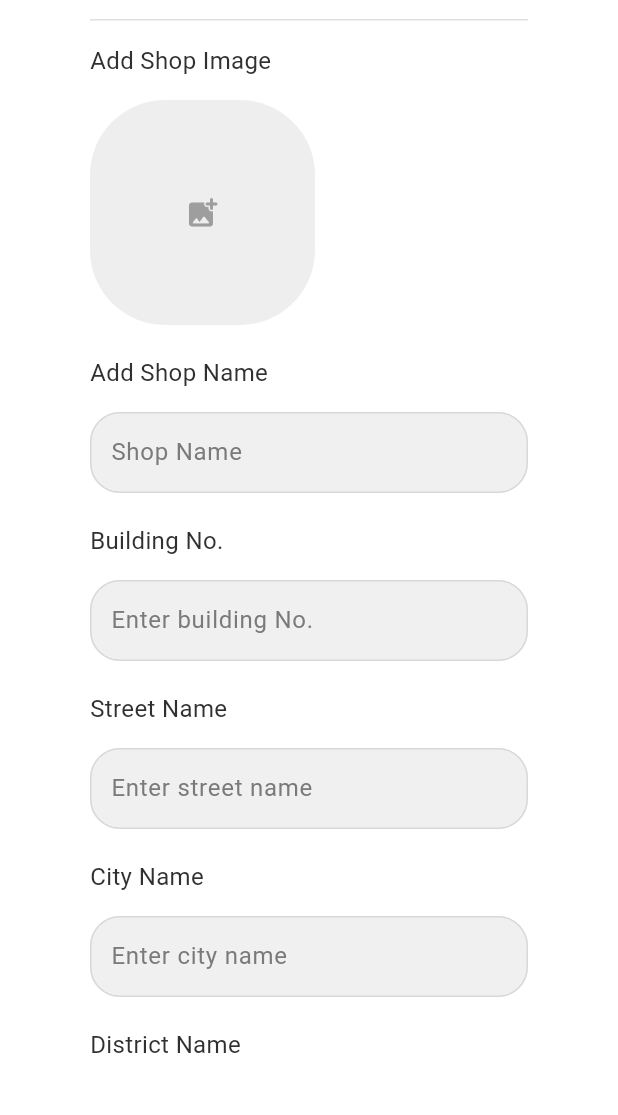
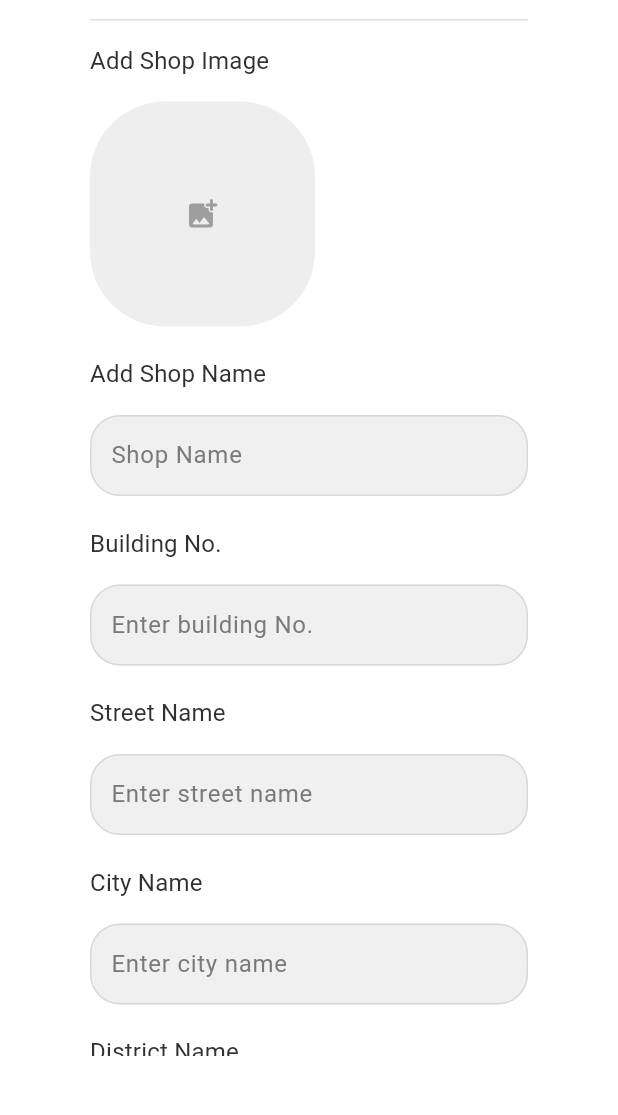
Before and after one commit to MUHAAD-VP/PICK_N_PAY_admin, a Flutter app: the AddShop widget shown alone on an empty page, opened directly, on a phone screen of 412 x 824 dp, the part 107-1222 px from its top. Run offline on Flutter 3.47's test engine with Material 3 defaults, Android fonts, the phone set to English and light mode, and no system bars; our stand-ins replace bloc, data_table_2, file_picker, flutter_bloc, logger, supabase_flutter; accounts and stored records are empty; network calls fail; Roboto replaces fonts that are missing (GeneralSans).

Commit message:
Some Changes

```diff
--- a/lib/features/Dashboard/dashboard_screen.dart
+++ b/lib/features/Dashboard/dashboard_screen.dart
@@ -21,7 +21,7 @@ class DashboardScreen extends StatelessWidget {
               DashboardItem(
                   label: 'Total Revenue',
                   value: '45',
-                  iconData: Icons.attach_money_outlined),
+                  iconData: Icons.currency_rupee),
               DashboardItem(
                   label: 'Total Category',
                   value: '45',
--- a/lib/features/Order_screen/order_detail_screen.dart
+++ b/lib/features/Order_screen/order_detail_screen.dart
@@ -105,9 +105,9 @@ class OrderDetailScreen extends StatelessWidget {
                             color: Colors.black54, fontWeight: FontWeight.bold),
                       ),
                       subtitle: Text(
-                          'Count: ${item['count']} | Price: \$${item['price']}'),
+                          'Count: ${item['count']} | Price: ₹${item['price']}'),
                       trailing: Text(
-                        'Total: \$${itemTotal.toStringAsFixed(2)}',
+                        'Total: ₹${itemTotal.toStringAsFixed(2)}',
                         style: Theme.of(context).textTheme.bodyLarge!.copyWith(
                             color: Colors.black87, fontWeight: FontWeight.bold),
                       ),
@@ -120,7 +120,7 @@ class OrderDetailScreen extends StatelessWidget {
             Align(
               alignment: Alignment.centerRight,
               child: Text(
-                'Total Amount: \$${totalPrice.toStringAsFixed(2)}',
+                'Total Amount: ₹${totalPrice.toStringAsFixed(2)}',
                 style: Theme.of(context)
                     .textTheme
                     .bodyLarge!
--- a/lib/features/login/login_screeen.dart
+++ b/lib/features/login/login_screeen.dart
@@ -71,7 +71,7 @@ class _LoginScreenState extends State<LoginScreen> {
                 width: 400,
                 height: 500,
                 decoration: BoxDecoration(
-                  color: Colors.white,
+                  color: Colors.grey[200],
                   borderRadius: BorderRadius.circular(30),
                 ),
                 child: Padding(
--- a/lib/features/shop/add_shop.dart
+++ b/lib/features/shop/add_shop.dart
@@ -19,18 +19,24 @@ class AddShop extends StatelessWidget {
   final TextEditingController _phoneNoController = TextEditingController();
   final TextEditingController _emailController = TextEditingController();
   final TextEditingController _locationController = TextEditingController();
+  final GlobalKey<FormState> _formKey = GlobalKey<FormState>();
   @override
   Widget build(BuildContext context) {
     return CustomAlertDialog(
       title: 'Add Shop',
       content: Flexible(
         child: SingleChildScrollView(
+          child: Form(
+            key: _formKey,
             child: Column(
               crossAxisAlignment: CrossAxisAlignment.start,
               children: [
-              const Text(
+                Text(
                   'Add Shop Image',
-                style: TextStyle(fontSize: 16, fontWeight: FontWeight.normal),
+                  style: Theme.of(context)
+                      .textTheme
+                      .titleMedium!
+                      .copyWith(fontWeight: FontWeight.normal),
                 ),
                 const SizedBox(
                   height: 15,
@@ -43,9 +49,12 @@ class AddShop extends StatelessWidget {
                 const SizedBox(
                   height: 20,
                 ),
-              const Text(
+                Text(
                   'Add Shop Name',
-                style: TextStyle(fontSize: 16, fontWeight: FontWeight.normal),
+                  style: Theme.of(context)
+                      .textTheme
+                      .titleMedium!
+                      .copyWith(fontWeight: FontWeight.normal),
                 ),
                 const SizedBox(
                   height: 15,
@@ -58,9 +67,12 @@ class AddShop extends StatelessWidget {
                 const SizedBox(
                   height: 20,
                 ),
-              const Text(
+                Text(
                   'Building No.',
-                style: TextStyle(fontSize: 16, fontWeight: FontWeight.normal),
+                  style: Theme.of(context)
+                      .textTheme
+                      .titleMedium!
+                      .copyWith(fontWeight: FontWeight.normal),
                 ),
                 const SizedBox(
                   height: 15,
@@ -74,9 +86,12 @@ class AddShop extends StatelessWidget {
                 const SizedBox(
                   height: 20,
                 ),
-              const Text(
+                Text(
                   'Street Name',
-                style: TextStyle(fontSize: 16, fontWeight: FontWeight.normal),
+                  style: Theme.of(context)
+                      .textTheme
+                      .titleMedium!
+                      .copyWith(fontWeight: FontWeight.normal),
                 ),
                 const SizedBox(
                   height: 15,
@@ -90,9 +105,12 @@ class AddShop extends StatelessWidget {
                 const SizedBox(
                   height: 20,
                 ),
-              const Text(
+                Text(
                   'City Name',
-                style: TextStyle(fontSize: 16, fontWeight: FontWeight.normal),
+                  style: Theme.of(context)
+                      .textTheme
+                      .titleMedium!
+                      .copyWith(fontWeight: FontWeight.normal),
                 ),
                 const SizedBox(
                   height: 15,
@@ -107,9 +125,12 @@ class AddShop extends StatelessWidget {
                 const SizedBox(
                   height: 20,
                 ),
-              const Text(
+                Text(
                   'District Name',
-                style: TextStyle(fontSize: 16, fontWeight: FontWeight.normal),
+                  style: Theme.of(context)
+                      .textTheme
+                      .titleMedium!
+                      .copyWith(fontWeight: FontWeight.normal),
                 ),
                 const SizedBox(
                   height: 15,
@@ -124,9 +145,12 @@ class AddShop extends StatelessWidget {
                 const SizedBox(
                   height: 20,
                 ),
-              const Text(
+                Text(
                   'State Name',
-                style: TextStyle(fontSize: 16, fontWeight: FontWeight.normal),
+                  style: Theme.of(context)
+                      .textTheme
+                      .titleMedium!
+                      .copyWith(fontWeight: FontWeight.normal),
                 ),
                 const SizedBox(
                   height: 15,
@@ -141,9 +165,12 @@ class AddShop extends StatelessWidget {
                 const SizedBox(
                   height: 20,
                 ),
-              const Text(
+                Text(
                   'Pincode',
-                style: TextStyle(fontSize: 16, fontWeight: FontWeight.normal),
+                  style: Theme.of(context)
+                      .textTheme
+                      .titleMedium!
+                      .copyWith(fontWeight: FontWeight.normal),
                 ),
                 const SizedBox(
                   height: 15,
@@ -157,9 +184,12 @@ class AddShop extends StatelessWidget {
                 const SizedBox(
                   height: 20,
                 ),
-              const Text(
+                Text(
                   'Phone Number',
-                style: TextStyle(fontSize: 16, fontWeight: FontWeight.normal),
+                  style: Theme.of(context)
+                      .textTheme
+                      .titleMedium!
+                      .copyWith(fontWeight: FontWeight.normal),
                 ),
                 const SizedBox(
                   height: 15,
@@ -174,9 +204,12 @@ class AddShop extends StatelessWidget {
                 const SizedBox(
                   height: 20,
                 ),
-              const Text(
+                Text(
                   'Email',
-                style: TextStyle(fontSize: 16, fontWeight: FontWeight.normal),
+                  style: Theme.of(context)
+                      .textTheme
+                      .titleMedium!
+                      .copyWith(fontWeight: FontWeight.normal),
                 ),
                 const SizedBox(
                   height: 15,
@@ -191,9 +224,12 @@ class AddShop extends StatelessWidget {
                 const SizedBox(
                   height: 20,
                 ),
-              const Text(
+                Text(
                   'Location',
-                style: TextStyle(fontSize: 16, fontWeight: FontWeight.normal),
+                  style: Theme.of(context)
+                      .textTheme
+                      .titleMedium!
+                      .copyWith(fontWeight: FontWeight.normal),
                 ),
                 const SizedBox(
                   height: 15,
@@ -215,6 +251,7 @@ class AddShop extends StatelessWidget {
             ),
           ),
         ),
+      ),
     );
   }
 }
--- a/lib/theme/app_theme.dart
+++ b/lib/theme/app_theme.dart
@@ -11,8 +11,8 @@ const Color cardBorderColor = Color(0xFFD8D8D8);
 const Color cardFocusBorderColor = Color.fromARGB(255, 203, 203, 203);
 const Color iconColor = Color(0xFF566273);
 // Primary color (Blue): Used for key interactive elements like buttons, links, and selected states
-const Color primaryColor = Color(0xFF4EB429);
-const Color secondaryColor = Color(0xFFFF7C09);
+const Color primaryColor = Color(0xFFff7c09);
+const Color secondaryColor = Color(0xFF4EB429);
 
 // Tertiary color (Gray): Used for less important UI elements like disabled states or subtle details
 const tertiaryColor = Color(0xFFF0F0F0);
```
Also changed, not shown: lib/common_widget/custom_view_button.dart (added, +30 -0 lines), lib/features/Order_screen/order_screen.dart (+8 -23 lines), lib/features/category/add_category.dart (+10 -4 lines), lib/features/category/category_card.dart (+4 -4 lines), lib/features/category/category_screen.dart (+5 -2 lines), lib/features/home/home_screen.dart (+8 -5 lines), lib/features/shop/shop_detail_screen.dart (added, +160 -0 lines), lib/features/shop/shop_screen.dart (+24 -21 lines). Lines whose indentation alone changed are shown as unchanged.
